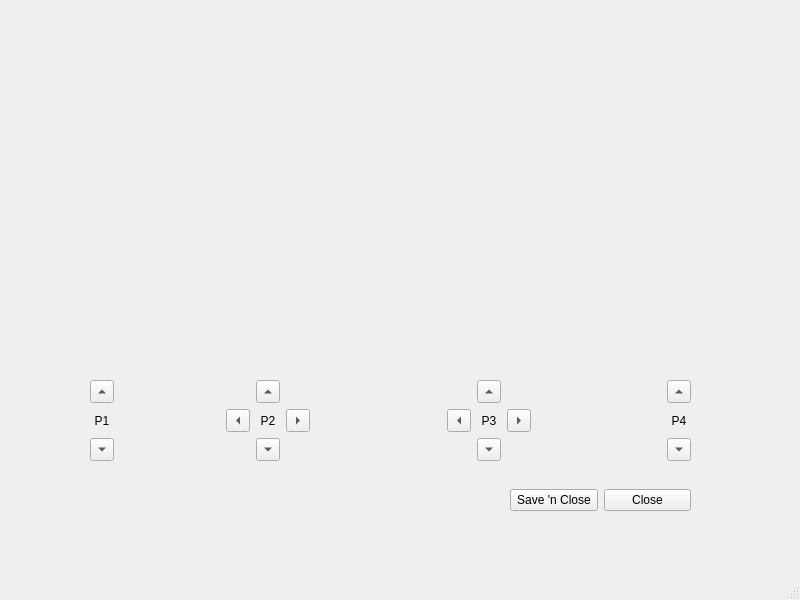
This is scripts/UI/qtdesigner/splinewindow.ui in badabush/Blade-Optimization-Tool as Qt 5 draws it before an edit. The edited form follows.
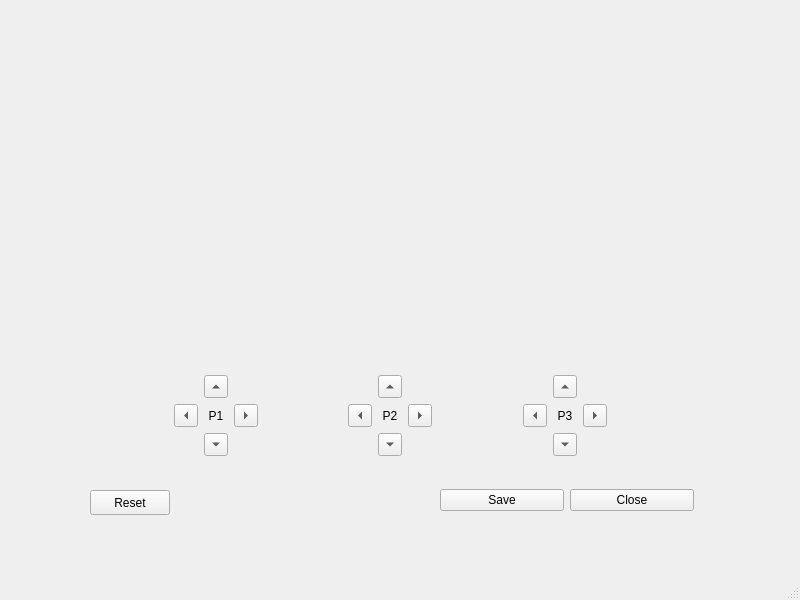
This is the edited form.

What changed in the file:
```diff
--- a/scripts/UI/qtdesigner/splinewindow.ui
+++ b/scripts/UI/qtdesigner/splinewindow.ui
@@ -30,13 +30,26 @@
       <x>90</x>
       <y>370</y>
       <width>601</width>
-      <height>101</height>
+      <height>91</height>
      </rect>
     </property>
     <layout class="QGridLayout" name="gridLayout">
      <item row="0" column="0">
-      <layout class="QGridLayout" name="gridP1">
-       <item row="2" column="0">
+      <spacer name="horizontalSpacer_4">
+       <property name="orientation">
+        <enum>Qt::Horizontal</enum>
+       </property>
+       <property name="sizeHint" stdset="0">
+        <size>
+         <width>98</width>
+         <height>20</height>
+        </size>
+       </property>
+      </spacer>
+     </item>
+     <item row="0" column="1">
+      <layout class="QGridLayout" name="gridP2">
+       <item row="2" column="1">
         <widget class="QToolButton" name="p1_down">
          <property name="text">
           <string/>
@@ -46,18 +59,8 @@
          </property>
         </widget>
        </item>
-       <item row="0" column="0">
-        <widget class="QToolButton" name="p1_up">
-         <property name="text">
-          <string/>
-         </property>
-         <property name="arrowType">
-          <enum>Qt::UpArrow</enum>
-         </property>
-        </widget>
-       </item>
-       <item row="1" column="0">
-        <widget class="QLabel" name="label_10">
+       <item row="1" column="1">
+        <widget class="QLabel" name="label_11">
          <property name="text">
           <string>P1</string>
          </property>
@@ -66,35 +69,8 @@
          </property>
         </widget>
        </item>
-       <item row="1" column="1">
-        <spacer name="horizontalSpacer">
-         <property name="orientation">
-          <enum>Qt::Horizontal</enum>
-         </property>
-         <property name="sizeHint" stdset="0">
-          <size>
-           <width>98</width>
-           <height>20</height>
-          </size>
-         </property>
-        </spacer>
-       </item>
-      </layout>
-     </item>
-     <item row="0" column="3">
-      <layout class="QGridLayout" name="gridP3">
-       <item row="0" column="1">
-        <widget class="QToolButton" name="p3_up">
-         <property name="text">
-          <string/>
-         </property>
-         <property name="arrowType">
-          <enum>Qt::UpArrow</enum>
-         </property>
-        </widget>
-       </item>
        <item row="1" column="2">
-        <widget class="QToolButton" name="p3_right">
+        <widget class="QToolButton" name="p1_right">
          <property name="text">
           <string/>
          </property>
@@ -103,8 +79,45 @@
          </property>
         </widget>
        </item>
+       <item row="0" column="1">
+        <widget class="QToolButton" name="p1_up">
+         <property name="text">
+          <string/>
+         </property>
+         <property name="arrowType">
+          <enum>Qt::UpArrow</enum>
+         </property>
+        </widget>
+       </item>
+       <item row="1" column="0">
+        <widget class="QToolButton" name="p1_left">
+         <property name="text">
+          <string/>
+         </property>
+         <property name="arrowType">
+          <enum>Qt::LeftArrow</enum>
+         </property>
+        </widget>
+       </item>
+      </layout>
+     </item>
+     <item row="0" column="4">
+      <spacer name="horizontalSpacer_3">
+       <property name="orientation">
+        <enum>Qt::Horizontal</enum>
+       </property>
+       <property name="sizeHint" stdset="0">
+        <size>
+         <width>98</width>
+         <height>20</height>
+        </size>
+       </property>
+      </spacer>
+     </item>
+     <item row="0" column="5">
+      <layout class="QGridLayout" name="gridP3_2">
        <item row="1" column="1">
-        <widget class="QLabel" name="label_12">
+        <widget class="QLabel" name="label_13">
          <property name="text">
           <string>P3</string>
          </property>
@@ -113,6 +126,16 @@
          </property>
         </widget>
        </item>
+       <item row="0" column="1">
+        <widget class="QToolButton" name="p3_up">
+         <property name="text">
+          <string/>
+         </property>
+         <property name="arrowType">
+          <enum>Qt::UpArrow</enum>
+         </property>
+        </widget>
+       </item>
        <item row="1" column="0">
         <widget class="QToolButton" name="p3_left">
          <property name="text">
@@ -123,6 +146,16 @@
          </property>
         </widget>
        </item>
+       <item row="1" column="2">
+        <widget class="QToolButton" name="p3_right">
+         <property name="text">
+          <string/>
+         </property>
+         <property name="arrowType">
+          <enum>Qt::RightArrow</enum>
+         </property>
+        </widget>
+       </item>
        <item row="2" column="1">
         <widget class="QToolButton" name="p3_down">
          <property name="text">
@@ -135,18 +168,21 @@
        </item>
       </layout>
      </item>
-     <item row="0" column="1">
-      <layout class="QGridLayout" name="gridP2">
-       <item row="2" column="1">
-        <widget class="QToolButton" name="p2_down">
-         <property name="text">
-          <string/>
-         </property>
-         <property name="arrowType">
-          <enum>Qt::DownArrow</enum>
-         </property>
-        </widget>
-       </item>
+     <item row="0" column="2">
+      <spacer name="horizontalSpacer_2">
+       <property name="orientation">
+        <enum>Qt::Horizontal</enum>
+       </property>
+       <property name="sizeHint" stdset="0">
+        <size>
+         <width>98</width>
+         <height>20</height>
+        </size>
+       </property>
+      </spacer>
+     </item>
+     <item row="0" column="3">
+      <layout class="QGridLayout" name="gridP3">
        <item row="0" column="1">
         <widget class="QToolButton" name="p2_up">
          <property name="text">
@@ -157,6 +193,16 @@
          </property>
         </widget>
        </item>
+       <item row="1" column="2">
+        <widget class="QToolButton" name="p2_right">
+         <property name="text">
+          <string/>
+         </property>
+         <property name="arrowType">
+          <enum>Qt::RightArrow</enum>
+         </property>
+        </widget>
+       </item>
        <item row="1" column="0">
         <widget class="QToolButton" name="p2_left">
          <property name="text">
@@ -167,6 +213,16 @@
          </property>
         </widget>
        </item>
+       <item row="2" column="1">
+        <widget class="QToolButton" name="p2_down">
+         <property name="text">
+          <string/>
+         </property>
+         <property name="arrowType">
+          <enum>Qt::DownArrow</enum>
+         </property>
+        </widget>
+       </item>
        <item row="1" column="1">
         <widget class="QLabel" name="label_11">
          <property name="text">
@@ -177,67 +233,10 @@
          </property>
         </widget>
        </item>
-       <item row="1" column="2">
-        <widget class="QToolButton" name="p2_right">
-         <property name="text">
-          <string/>
-         </property>
-         <property name="arrowType">
-          <enum>Qt::RightArrow</enum>
-         </property>
-        </widget>
-       </item>
       </layout>
      </item>
-     <item row="0" column="2">
-      <spacer name="horizontalSpacer_2">
-       <property name="orientation">
-        <enum>Qt::Horizontal</enum>
-       </property>
-       <property name="sizeHint" stdset="0">
-        <size>
-         <width>98</width>
-         <height>20</height>
-        </size>
-       </property>
-      </spacer>
-     </item>
-     <item row="0" column="5">
-      <layout class="QGridLayout" name="gridP4">
-       <item row="0" column="0">
-        <widget class="QToolButton" name="p4_up">
-         <property name="text">
-          <string/>
-         </property>
-         <property name="arrowType">
-          <enum>Qt::UpArrow</enum>
-         </property>
-        </widget>
-       </item>
-       <item row="2" column="0">
-        <widget class="QToolButton" name="p4_down">
-         <property name="text">
-          <string/>
-         </property>
-         <property name="arrowType">
-          <enum>Qt::DownArrow</enum>
-         </property>
-        </widget>
-       </item>
-       <item row="1" column="0">
-        <widget class="QLabel" name="label_13">
-         <property name="text">
-          <string>P4</string>
-         </property>
-         <property name="alignment">
-          <set>Qt::AlignCenter</set>
-         </property>
-        </widget>
-       </item>
-      </layout>
-     </item>
-     <item row="0" column="4">
-      <spacer name="horizontalSpacer_3">
+     <item row="0" column="6">
+      <spacer name="horizontalSpacer_5">
        <property name="orientation">
         <enum>Qt::Horizontal</enum>
        </property>
@@ -254,9 +253,9 @@
    <widget class="QWidget" name="horizontalLayoutWidget">
     <property name="geometry">
      <rect>
-      <x>510</x>
+      <x>440</x>
       <y>480</y>
-      <width>181</width>
+      <width>254</width>
       <height>41</height>
      </rect>
     </property>
@@ -264,7 +263,10 @@
      <item>
       <widget class="QPushButton" name="btn_save">
        <property name="text">
-        <string>Save 'n Close</string>
+        <string>Save</string>
+       </property>
+       <property name="shortcut">
+        <string>Ctrl+S</string>
        </property>
       </widget>
      </item>
@@ -277,6 +279,19 @@
      </item>
     </layout>
    </widget>
+   <widget class="QPushButton" name="btn_reset">
+    <property name="geometry">
+     <rect>
+      <x>90</x>
+      <y>490</y>
+      <width>80</width>
+      <height>25</height>
+     </rect>
+    </property>
+    <property name="text">
+     <string>Reset</string>
+    </property>
+   </widget>
   </widget>
   <widget class="QMenuBar" name="menubar">
    <property name="geometry">
```
Left out of the diff: 2 changed lines with no effect on the pictures.
